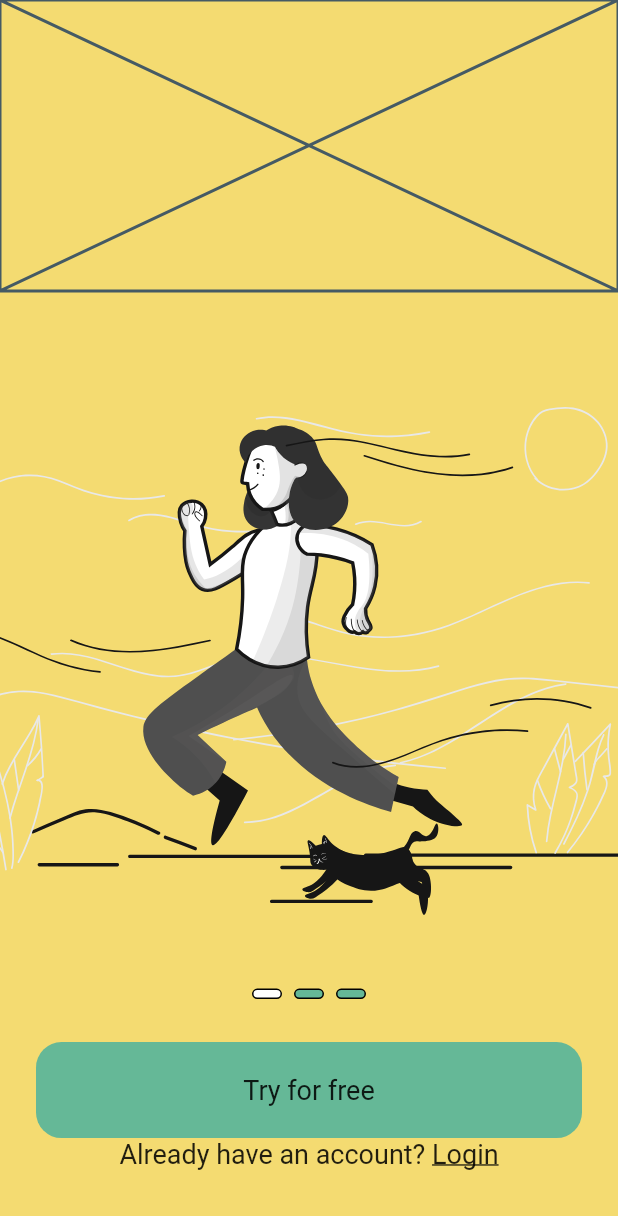
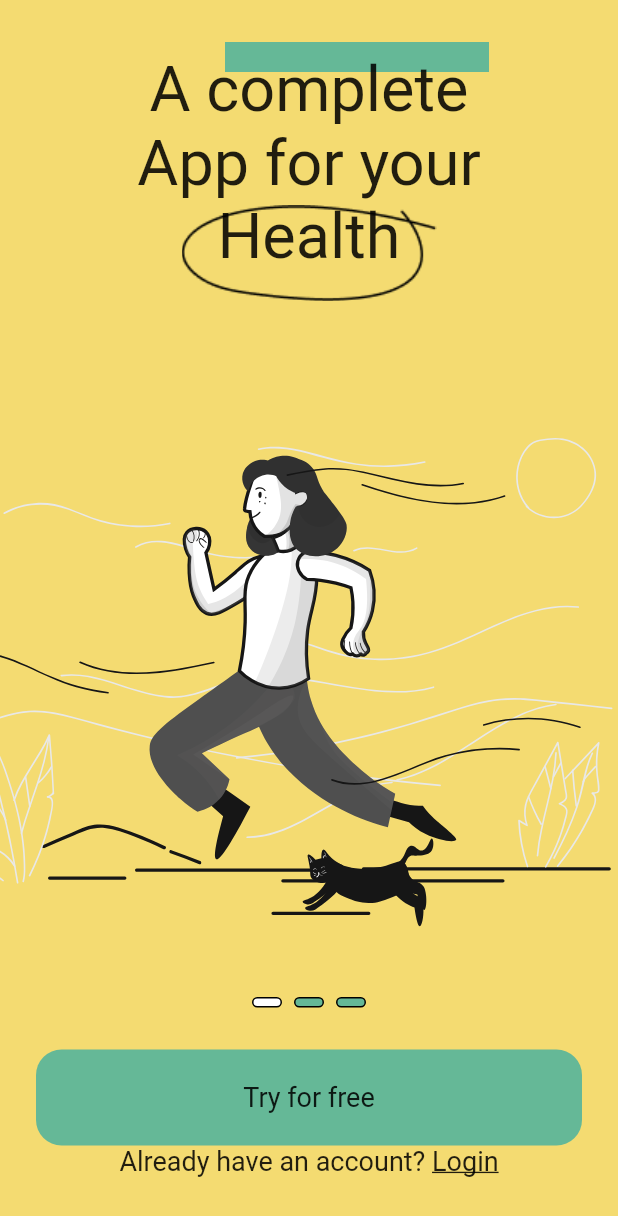
Before and after one commit to QD1221/health_app_ui, a Flutter app: the screen it shows after launch, on a phone screen of 412 x 824 dp. Shown: the top 1216 px of the screen. Run offline on Flutter 3.47's test engine with Material 2 defaults, Android fonts, the phone set to English and light mode, and no system bars; our stand-ins replace flutter_svg, google_fonts; Roboto replaces fonts that are missing (Kanit).

Commit message:
2nd commit

```diff
--- a/lib/health_app_string.dart
+++ b/lib/health_app_string.dart
@@ -1,3 +1,5 @@
 class HealthAppString{
   static const JOGGING_IMG = 'assets/img/pixeltrue-jogging.svg';
+  static const CIRCLE_IMG = 'assets/img/circle.png';
+
 }
--- a/lib/health_app_style.dart
+++ b/lib/health_app_style.dart
@@ -1,4 +1,5 @@
 import 'package:flutter/material.dart';
+import 'package:google_fonts/google_fonts.dart';
 
 class ColorSystem{
   static const Color green = Color(0xff65B897);
@@ -9,3 +10,7 @@ class ColorSystem{
 
 
 }
+
+class HealthAppTextStyle{
+  TextStyle onboardingTitleStyle = GoogleFonts.kanit();
+}
--- a/lib/ui/health_onboard_page.dart
+++ b/lib/ui/health_onboard_page.dart
@@ -3,6 +3,7 @@ import 'package:flutter_svg/flutter_svg.dart';
 import 'package:google_fonts/google_fonts.dart';
 import 'package:health_app_ui/health_app_string.dart';
 import 'package:health_app_ui/health_app_style.dart';
+import 'package:health_app_ui/ui/health_signup_page.dart';
 
 class HealthOnboardPage extends StatefulWidget {
   const HealthOnboardPage({Key key}) : super(key: key);
@@ -28,18 +29,64 @@ class _HealthOnboardPageState extends State<HealthOnboardPage> {
       body: SafeArea(
           child: Column(
         children: [
-          Expanded(child: Placeholder(), flex: 6),
           Expanded(
-              child: PageView(
+            flex: 7,
+            child: Stack(
               children: [
-                  SvgPicture.asset(
-                    HealthAppString.JOGGING_IMG,
-                    fit: BoxFit.cover,
-                  )
+                Positioned(
+                  top: 28,
+                  right: 86,
+                  child: Container(
+                    height: 20,
+                    width: 176,
+                    decoration: BoxDecoration(color: ColorSystem.green),
+                  ),
+                ),
+                Positioned(
+                    left: 0,
+                    top: 0,
+                    bottom: 0,
+                    right: 0,
+                    child: Column(
+                      mainAxisAlignment: MainAxisAlignment.center,
+                      children: [
+                        Text(
+                          'A complete',
+                          style: GoogleFonts.kanit(fontSize: 42),
+                        ),
+                        Text('App for your',
+                            style: GoogleFonts.kanit(fontSize: 42)),
+                        Text('Health', style: GoogleFonts.kanit(fontSize: 42))
+                      ],
+                    )),
+                Positioned(
+                    left: 0,
+                    top: 120,
+                    bottom: 0,
+                    right: 0,
+                    child: Image.asset('${HealthAppString.CIRCLE_IMG}')),
               ],
             ),
-              flex: 14),
+          ),
           Expanded(
+            flex: 14,
+            child: PageView(
+              onPageChanged: (value) {
+                setState(() {
+                  _pageIndex = value;
+                });
+              },
+              children: [
+                SvgPicture.asset(HealthAppString.JOGGING_IMG,
+                    fit: BoxFit.cover),
+                SvgPicture.asset(HealthAppString.JOGGING_IMG,
+                    fit: BoxFit.cover),
+                SvgPicture.asset(HealthAppString.JOGGING_IMG, fit: BoxFit.cover)
+              ],
+            ),
+          ),
+          Expanded(
+            flex: 1,
             child: Row(
               mainAxisAlignment: MainAxisAlignment.center,
               crossAxisAlignment: CrossAxisAlignment.center,
@@ -49,7 +96,7 @@ class _HealthOnboardPageState extends State<HealthOnboardPage> {
                   height: 7,
                   decoration: BoxDecoration(
                       borderRadius: BorderRadius.circular(14),
-                        color: Colors.white,
+                      color: _pageIndex == 0 ? Colors.white : ColorSystem.green,
                       border: Border.all(color: Colors.black, width: 1)),
                 ),
                 SizedBox(width: 8),
@@ -58,7 +105,7 @@ class _HealthOnboardPageState extends State<HealthOnboardPage> {
                   height: 7,
                   decoration: BoxDecoration(
                       borderRadius: BorderRadius.circular(14),
-                        color: ColorSystem.green,
+                      color: _pageIndex == 1 ? Colors.white : ColorSystem.green,
                       border: Border.all(color: Colors.black, width: 1)),
                 ),
                 SizedBox(width: 8),
@@ -67,37 +114,50 @@ class _HealthOnboardPageState extends State<HealthOnboardPage> {
                   height: 7,
                   decoration: BoxDecoration(
                       borderRadius: BorderRadius.circular(14),
-                        color: ColorSystem.green,
+                      color: _pageIndex == 2 ? Colors.white : ColorSystem.green,
                       border: Border.all(color: Colors.black, width: 1)),
                 )
               ],
             ),
-              flex: 1),
+          ),
           SizedBox(height: 16),
           Expanded(
+            flex: 4,
             child: Column(
               children: [
-                  Container(
+                InkWell(
+                  onTap: () {
+                    Navigator.push(
+                        context,
+                        MaterialPageRoute(
+                            builder: (context) => HealthSignupPage()));
+                  },
+                  child: Container(
                     height: 64,
                     width: 364,
                     decoration: BoxDecoration(
                         borderRadius: BorderRadius.circular(17),
                         color: ColorSystem.green),
                     child: Center(
-                      child: Text('Try for free', style: GoogleFonts.kanit(fontSize: 18)),
+                      child: Text('Try for free',
+                          style: GoogleFonts.kanit(fontSize: 18)),
+                    ),
                   ),
                 ),
                 Row(
                   mainAxisAlignment: MainAxisAlignment.center,
                   children: [
-                      Text('Already have an account? ', style: GoogleFonts.kanit(fontSize: 18)),
-                      Text('Login', style: GoogleFonts.kanit(fontSize: 18, decoration: TextDecoration.underline)),
-
+                    Text('Already have an account? ',
+                        style: GoogleFonts.kanit(fontSize: 18)),
+                    Text('Login',
+                        style: GoogleFonts.kanit(
+                            fontSize: 18,
+                            decoration: TextDecoration.underline)),
                   ],
                 )
               ],
             ),
-              flex: 4),
+          ),
         ],
       )),
     );
--- /dev/null
+++ b/lib/ui/health_signup_page.dart
@@ -0,0 +1,15 @@
+import 'package:flutter/material.dart';
+
+class HealthSignupPage extends StatefulWidget {
+  const HealthSignupPage({Key key}) : super(key: key);
+
+  @override
+  _HealthSignupPageState createState() => _HealthSignupPageState();
+}
+
+class _HealthSignupPageState extends State<HealthSignupPage> {
+  @override
+  Widget build(BuildContext context) {
+    return Scaffold();
+  }
+}
```
Lines whose indentation alone changed are shown as unchanged.
